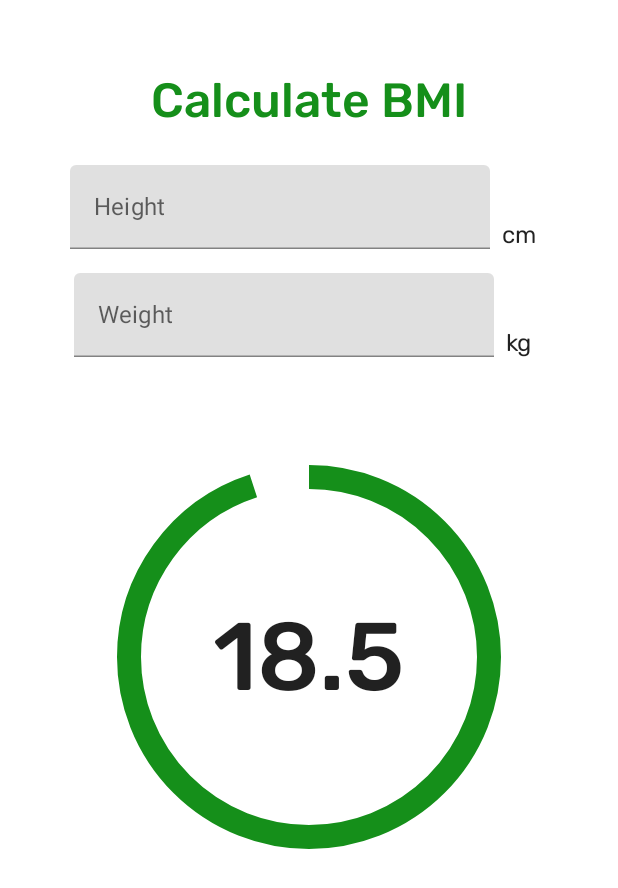
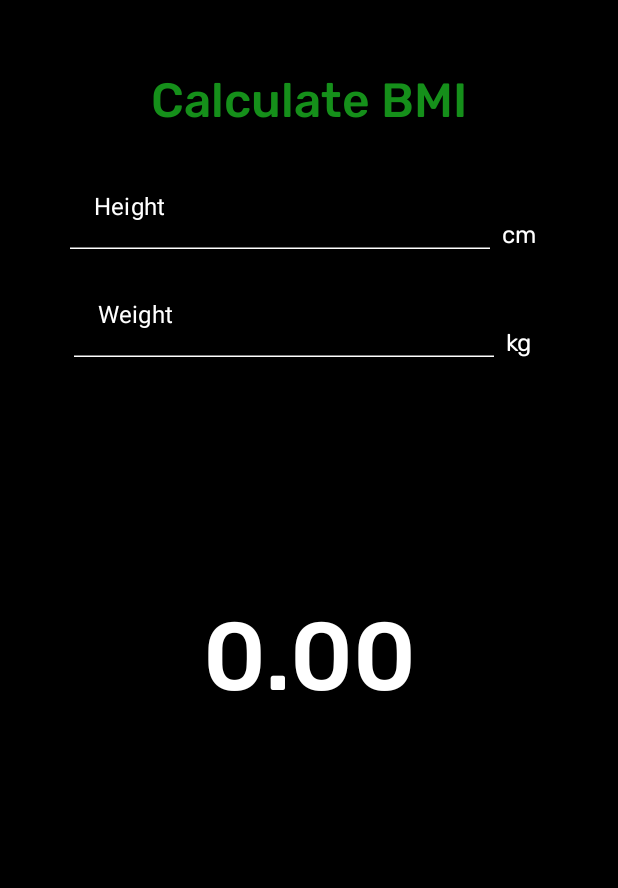
Before and after one commit to arsildo/BMI_Calculator_JetpackCompose, an Android app built with Jetpack Compose: the screen it shows after launch (MainActivity), on a phone screen of 412 x 824 dp. Shown: the top 888 px of the screen. Run offline under Robolectric (Android 15) with nearby library versions, the phone set to English and light mode, and no system bars.

Commit message:
completed logic and formatting todo last touches

```diff
--- a/app/src/main/java/com/arsildo/bmicalculatorjetpackcompose/ui/MainActivity.kt
+++ b/app/src/main/java/com/arsildo/bmicalculatorjetpackcompose/ui/MainActivity.kt
@@ -1,5 +1,7 @@
 package com.arsildo.bmicalculatorjetpackcompose.ui
 
+import android.widget.Toast
+import androidx.compose.foundation.background
 import androidx.compose.foundation.layout.*
 import androidx.compose.foundation.text.KeyboardOptions
 import androidx.compose.material.CircularProgressIndicator
@@ -11,19 +13,24 @@ import androidx.compose.ui.Alignment
 import androidx.compose.ui.Alignment.Companion.Center
 import androidx.compose.ui.Alignment.Companion.CenterHorizontally
 import androidx.compose.ui.Modifier
+import androidx.compose.ui.graphics.Color
+import androidx.compose.ui.platform.LocalContext
 import androidx.compose.ui.text.font.FontWeight
 import androidx.compose.ui.text.input.KeyboardType
 import androidx.compose.ui.text.style.TextAlign
 import androidx.compose.ui.unit.dp
 import androidx.compose.ui.unit.sp
-import com.arsildo.bmicalculatorjetpackcompose.ui.theme.Green
+import com.arsildo.bmicalculatorjetpackcompose.ui.theme.*
+import kotlin.math.pow
+import kotlin.math.roundToLong
 
 
 @Composable
 fun MainActivityScreen(){
     Box(
         modifier = Modifier
-            .fillMaxSize(),
+            .fillMaxSize()
+            .background(Black),
         contentAlignment = Alignment.TopCenter
     ) {
         Column (
@@ -37,17 +44,25 @@ fun MainActivityScreen(){
 
 @Composable
 fun CalculateBMI() {
-
+    val context = LocalContext.current
     var height by remember { mutableStateOf("") }
     var weight by remember { mutableStateOf("") }
+    var classification by remember { mutableStateOf("") }
+    var calculation by remember { mutableStateOf(0.0f) }
+    var progress by remember { mutableStateOf(0.0f) }
+    var classificationColor  by remember {
+        mutableStateOf(Color.White)
+    }
 
     Column(
-        Modifier.padding(horizontal = 16.dp,vertical = 32.dp),
+        Modifier.padding(horizontal = 16.dp, vertical = 32.dp),
         verticalArrangement = Arrangement.Center,
         horizontalAlignment = CenterHorizontally
     ) {
         Box(
-            Modifier.padding(vertical = 16.dp).fillMaxWidth(),
+            Modifier
+                .padding(vertical = 16.dp)
+                .fillMaxWidth(),
             contentAlignment = Center
         ) {
             Text(
@@ -58,63 +73,113 @@ fun CalculateBMI() {
             )
         }
 
-        Row (
+        Row(
             Modifier
                 .fillMaxWidth()
                 .padding(vertical = 8.dp),
             verticalAlignment = Alignment.Bottom,
             horizontalArrangement = Arrangement.Center
-        ){
+        ) {
             TextField(
                 value = height,
                 onValueChange = { height = it },
-                label = { Text("Height") },
+                label = { Text("Height", color = White) },
                 keyboardOptions = KeyboardOptions(keyboardType = KeyboardType.Number),
                 colors = TextFieldDefaults.textFieldColors(
+                    focusedIndicatorColor = Green,
+                    unfocusedIndicatorColor = Color.White,
                     textColor = Green
                 ),
             )
-            Text(text = "cm",Modifier.padding(horizontal = 8.dp))
+            Text(
+                text = "cm",
+                Modifier.padding(horizontal = 8.dp),
+                color = White
+            )
         }
 
-        Row (
+        Row(
             Modifier
                 .fillMaxWidth()
                 .padding(vertical = 8.dp),
             verticalAlignment = Alignment.Bottom,
             horizontalArrangement = Arrangement.Center
-        ){
+        ) {
             TextField(
                 value = weight,
-                onValueChange = { weight = it },
-                label = { Text("Weight") },
+                onValueChange = {
+                    weight = it
+                    if ( height.isEmpty() && weight.isEmpty() ) {
+                        Toast.makeText(
+                            context,
+                            "Please fill out all information fields.",
+                            Toast.LENGTH_SHORT
+                        ).show()
+                    } else {
+                        val w = weight.toFloat()
+                        val h = height.toFloat()/100
+                        calculation = (w/h.pow(2))
+                        if (calculation < 18.5) {
+                            classification = "Underweight"
+                            progress = .1f
+                            classificationColor = Blue
+                        } else if (calculation >= 18.5 && calculation < 24.9) {
+                            classification = "Healthy"
+                            progress = .5f
+                            classificationColor = Green
+                        } else if (calculation >= 24.9 && calculation < 30) {
+                            classification = "Overweight"
+                            progress = .75f
+                            classificationColor = DarkRed
+                        } else if (calculation >= 30) {
+                            classification = "Suffering from Obesity"
+                            progress = 1f
+                            classificationColor = Red
+                        }
+                    }
+                },
+                label = { Text("Weight", color = White) },
                 keyboardOptions = KeyboardOptions(keyboardType = KeyboardType.Number),
                 colors = TextFieldDefaults.textFieldColors(
+                    focusedIndicatorColor = Green,
+                    unfocusedIndicatorColor = Color.White,
                     textColor = Green
                 )
             )
-            Text(text = "kg",Modifier.padding(horizontal = 8.dp))
+            Text(
+                text = "kg",
+                Modifier.padding(horizontal = 8.dp),
+                color = White,
+            )
         }
         Box(
             modifier = Modifier
-                .padding(horizontal = 16.dp,vertical = 64.dp)
+                .padding(horizontal = 16.dp, vertical = 64.dp)
                 .size(256.dp),
             contentAlignment = Center
-        ){
+        ) {
             Text(
-                text = "18.5",
+                text = String.format("%.2f", calculation),
+                color = White,
                 fontSize = 64.sp,
                 textAlign = TextAlign.Center,
                 fontWeight = FontWeight.Medium,
             )
             CircularProgressIndicator(
-                progress = .95f,
+                progress = progress,
+                color = classificationColor,
                 strokeWidth = 16.dp,
                 modifier = Modifier.fillMaxSize(),
             )
         }
 
+        Box(contentAlignment = Center) {
+            Text(
+                text = classification,
+                color = classificationColor,
+                fontSize = 32.sp,
+                fontWeight = FontWeight.Medium
+            )
+        }
     }
-
-
 }
--- a/app/src/main/java/com/arsildo/bmicalculatorjetpackcompose/ui/theme/Color.kt
+++ b/app/src/main/java/com/arsildo/bmicalculatorjetpackcompose/ui/theme/Color.kt
@@ -5,4 +5,6 @@ import androidx.compose.ui.graphics.Color
 val Black = Color(0xFF000000)
 val White = Color(0xFFFFFFFF)
 val Green = Color(0xFF158F1A)
-val LightGreen = Color(0xFF38D13F)
+val DarkRed = Color(0xFF850825)
+val Red = Color(0xFFC00000)
+val Blue = Color(0xFF038697)
```
